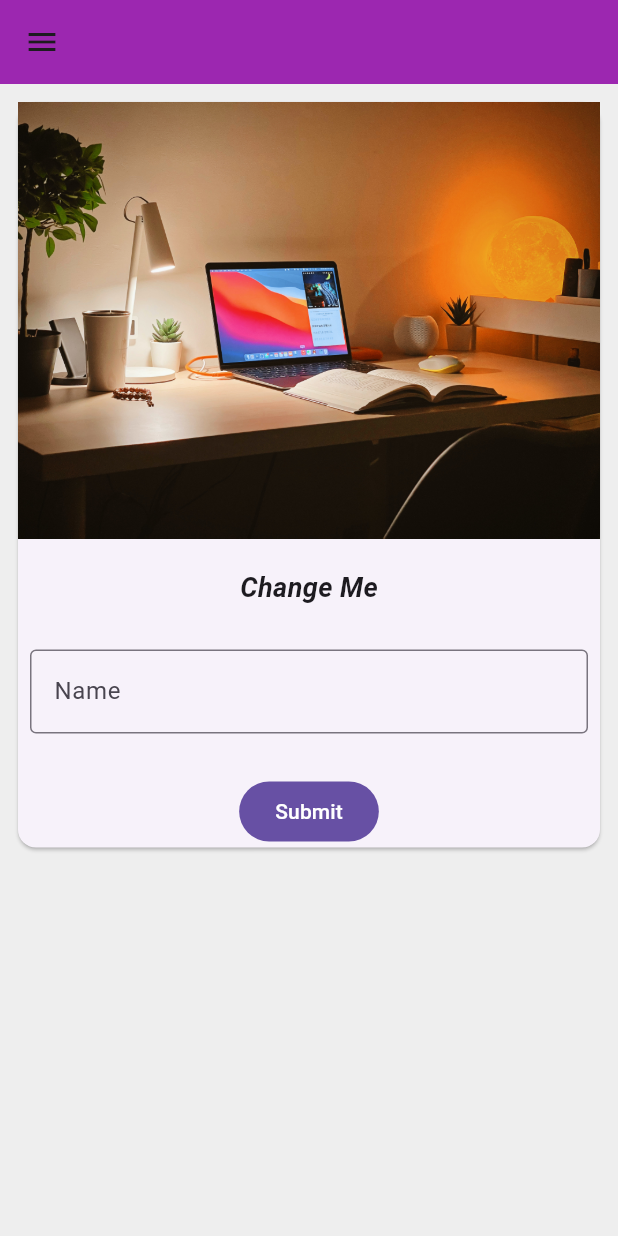
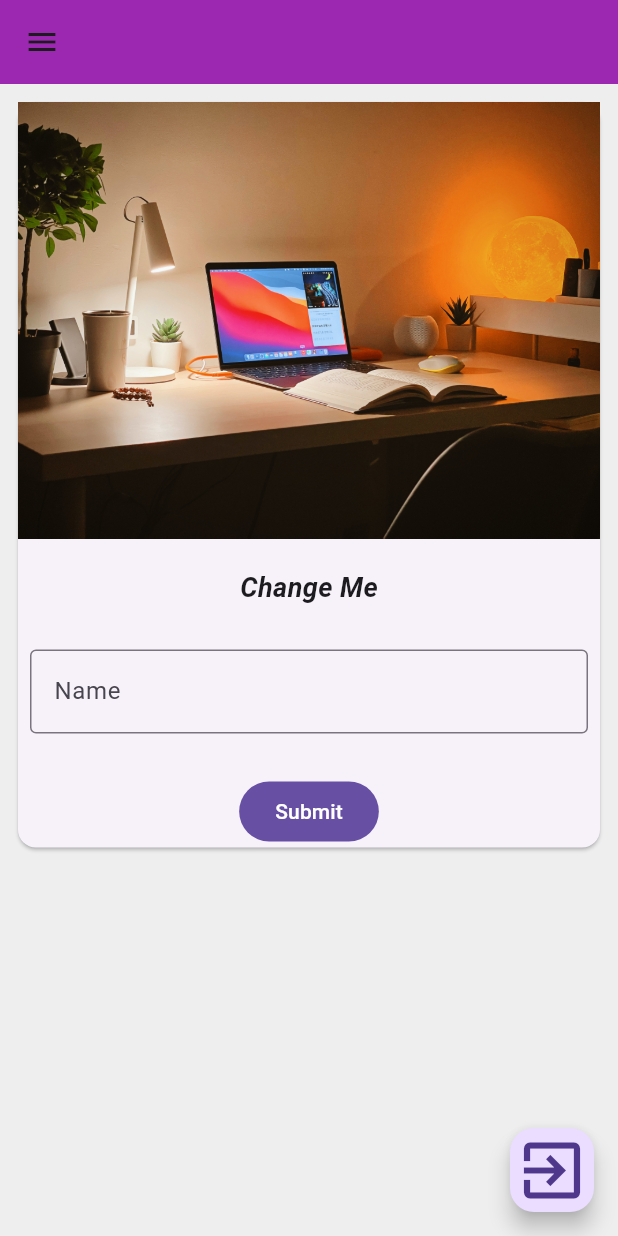
Before and after one commit to Raviraj-Singh3/Flutter_App, a Flutter app: the screen it shows after launch, after a tap on "LogIn", on a phone screen of 412 x 824 dp. Run offline on Flutter 3.47's test engine with Material 3 defaults, Android fonts, the phone set to English and light mode, and no system bars; our stand-ins replace shared_preferences.

Commit message:
toggle b\w login and homepage , shared preferences

```diff
--- a/lib/main.dart
+++ b/lib/main.dart
@@ -1,8 +1,12 @@
 import 'package:flutter/material.dart';
 import 'package:flutter_api/pages/homepage.dart';
 import 'package:flutter_api/pages/login_page.dart';
+import 'package:flutter_api/utils/Constants.dart';
+import 'package:shared_preferences/shared_preferences.dart';
 
-void main() {
+Future main() async {
+  WidgetsFlutterBinding.ensureInitialized();
+  Constants.prefs = await SharedPreferences.getInstance();
   runApp(const MyApp());
 }
 
@@ -16,7 +20,9 @@ class MyApp extends StatelessWidget {
       title: 'Flutter Demo',
       theme: ThemeData(primarySwatch: Colors.purple),
       debugShowCheckedModeBanner: false,
-      home: const LoginPage(),
+      home: Constants.prefs?.getBool("logged")==true
+            ?MyHomePage()
+            :LoginPage(),
       routes: {
         "/login": (context)=> LoginPage(),
         "/home": (context)=> MyHomePage(),
--- a/lib/pages/homepage.dart
+++ b/lib/pages/homepage.dart
@@ -1,5 +1,7 @@
 import 'package:flutter/material.dart';
 import 'package:flutter_api/drawer.dart';
+
+import '../utils/Constants.dart';
 
 class MyHomePage extends StatefulWidget {
   const MyHomePage({
@@ -58,13 +60,22 @@ class _MyHomePageState extends State<MyHomePage> {
                     inputText = username.text;
                     username.text = "";
                   });
-                }, child: const Text("Submit"))
+                }, child: const Text("Submit"),
+                ),
               ],
             ),
           ),
         ),
       ),
       drawer: const MyDrawer(),
+      floatingActionButton: FloatingActionButton(
+        onPressed: () {
+          Constants.prefs?.setBool("logged", false);
+          Navigator.pushReplacementNamed(context, "/login");
+        },
+        child: Icon(Icons.exit_to_app, size: 50,),
+
+      ),
     );
   }
 }
--- a/lib/pages/login_page.dart
+++ b/lib/pages/login_page.dart
@@ -1,4 +1,5 @@
 import 'package:flutter/material.dart';
+import 'package:flutter_api/utils/Constants.dart';
 
 class LoginPage extends StatefulWidget {
   const LoginPage({Key? key}) : super(key: key);
@@ -42,7 +43,8 @@ class _LoginState extends State<LoginPage> {
                 const SizedBox(height: 20,),
                 FilledButton(
                     onPressed: (){
-                      Navigator.pushNamed(context, "/home");
+                      Constants.prefs?.setBool("logged", true);
+                      Navigator.pushReplacementNamed(context, "/home");
                     },
                     child: const Text("LogIn")
                 )
--- /dev/null
+++ b/lib/utils/Constants.dart
@@ -0,0 +1,6 @@
+
+import 'package:shared_preferences/shared_preferences.dart';
+
+class Constants {
+  static SharedPreferences? prefs;
+}
--- a/pubspec.yaml
+++ b/pubspec.yaml
@@ -30,11 +30,12 @@ environment:
 dependencies:
   flutter:
     sdk: flutter
+  shared_preferences: ^2.2.2
 
 
   # The following adds the Cupertino Icons font to your application.
   # Use with the CupertinoIcons class for iOS style icons.
-  cupertino_icons: ^1.0.2
+  #cupertino_icons: ^1.0.2
 
 dev_dependencies:
   flutter_test:
@@ -45,7 +46,7 @@ dev_dependencies:
   # activated in the `analysis_options.yaml` file located at the root of your
   # package. See that file for information about deactivating specific lint
   # rules and activating additional ones.
-  flutter_lints: ^2.0.0
+  flutter_lints: ^3.0.1
 
 # For information on the generic Dart part of this file, see the
 # following page: https://dart.dev/tools/pub/pubspec
```
Also changed, not shown: pubspec.lock, 1 other file.
